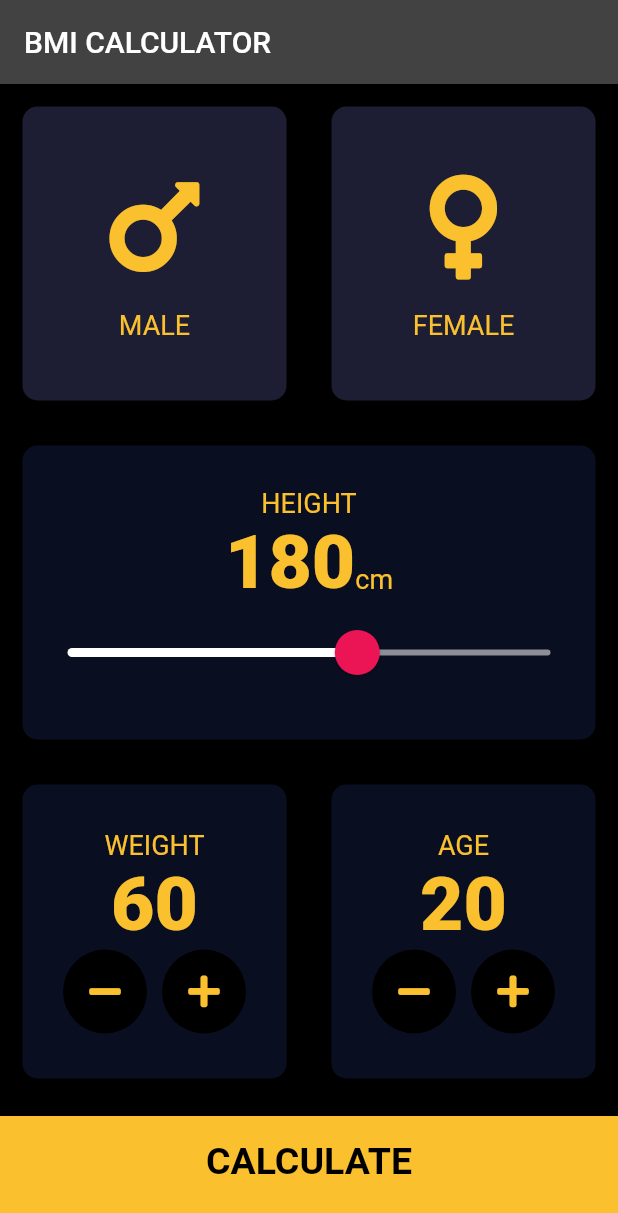
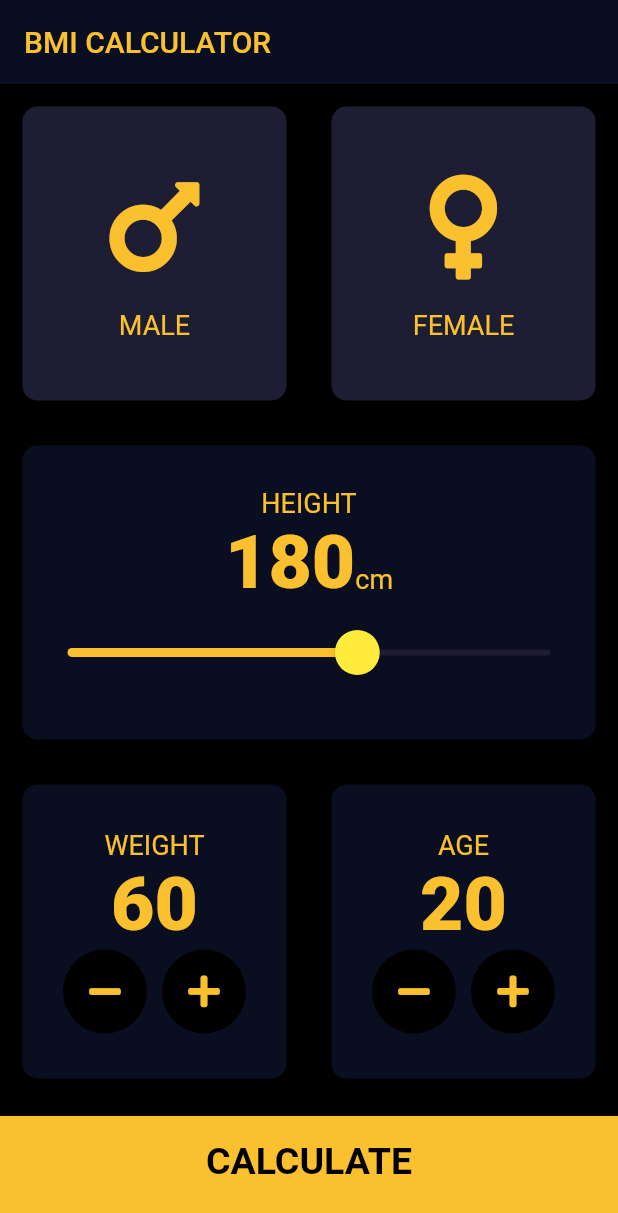
Before and after one commit to JasonLim1009/bmi_calculator_flutter, a Flutter app: the screen it shows after launch, on a phone screen of 412 x 824 dp. Shown: the top 1213 px of the screen. Run offline on Flutter 3.47's test engine with Material 2 defaults, Android fonts, the phone set to English and light mode, and no system bars; our stand-ins replace font_awesome_flutter.

Commit message:
Update input_page.dart

```diff
--- a/lib/screens/input_page.dart
+++ b/lib/screens/input_page.dart
@@ -28,7 +28,10 @@ class _InputPageState extends State<InputPage> {
   Widget build(BuildContext context) {
     return Scaffold(
       appBar: AppBar(
-        title: Text('BMI CALCULATOR'),
+        title: Text('BMI CALCULATOR',
+          style: kHeadTextStyle,
+        ),
+        backgroundColor: Color(0xFF0A0E21),
       ),
       body: Column(
         crossAxisAlignment: CrossAxisAlignment.stretch,
@@ -97,9 +100,9 @@ class _InputPageState extends State<InputPage> {
                   ),
                   SliderTheme(
                     data: SliderTheme.of(context).copyWith(
-                      inactiveTrackColor: Color(0xFF8D8E98),
-                      activeTrackColor: Colors.white,
-                      thumbColor: Color(0xFFEB1555),
+                      inactiveTrackColor: Color(0xFF1D1E33),
+                      activeTrackColor: Colors.yellow[700],
+                      thumbColor: Color(0xFFFFFEB3B),
                       overlayColor: Color(0x29EB1555),
                       thumbShape:
                       RoundSliderThumbShape(enabledThumbRadius: 15.0),
```
